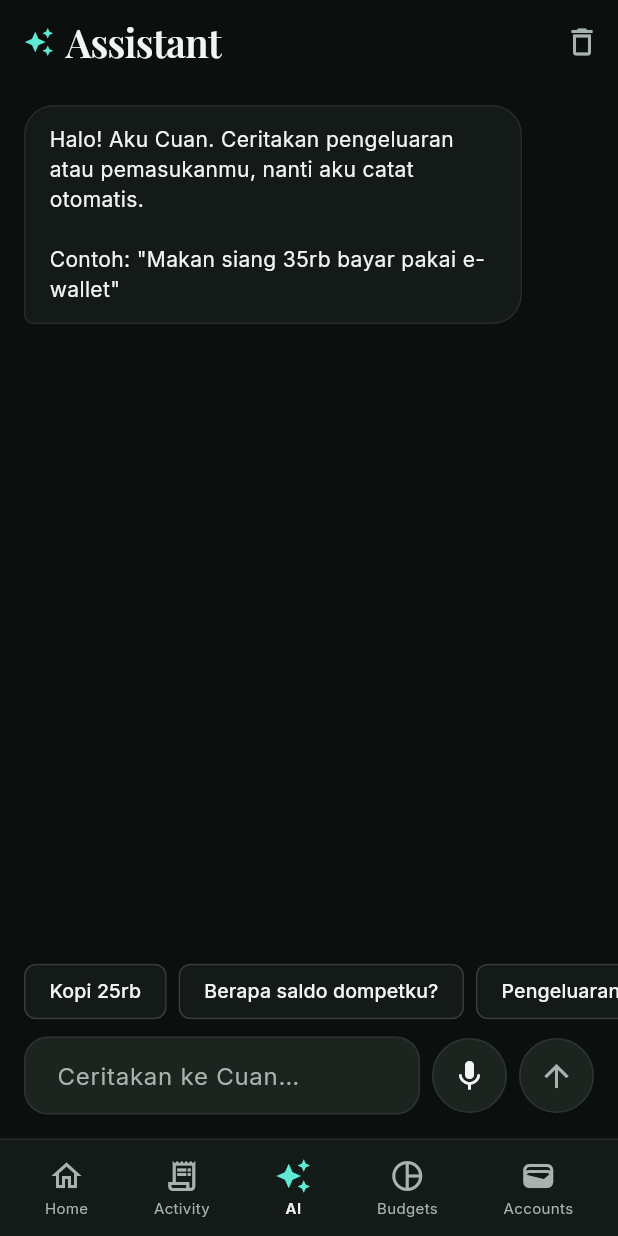
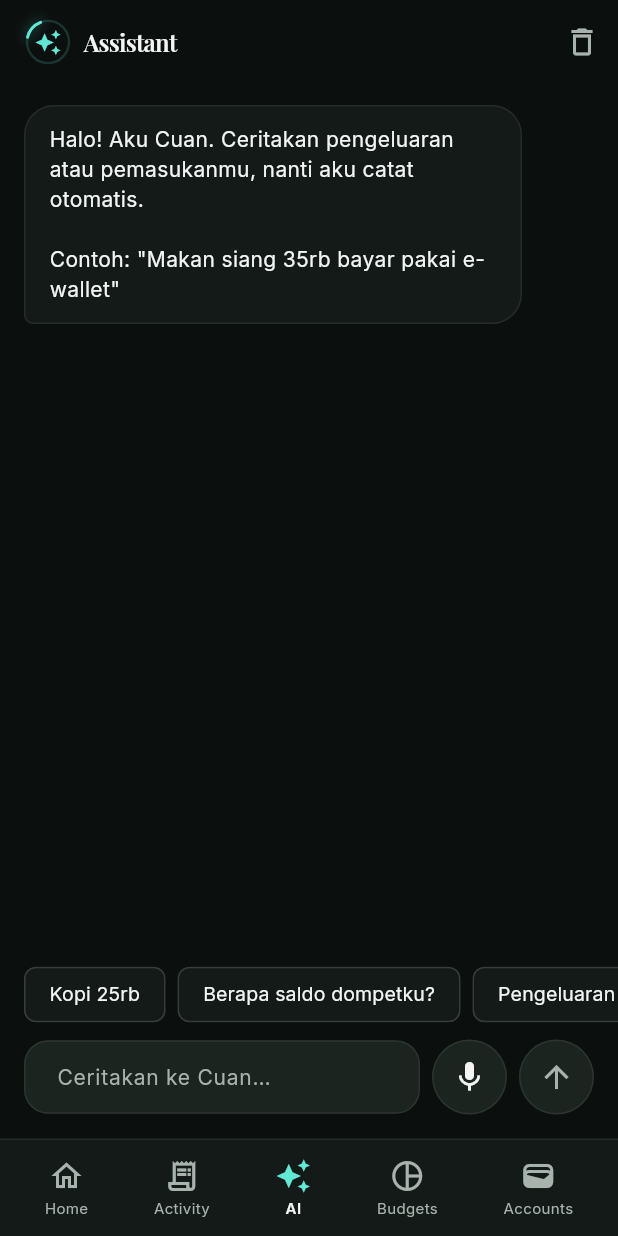
Before and after one commit to arifhidayat65/cuan-mobile, a Flutter app: the screen it shows after launch, after a tap on "Lewati", after a tap on "Ceritakan pengeluaranmu…", on a phone screen of 412 x 824 dp. Run offline on Flutter 3.47's test engine with Material 3 defaults, Android fonts, the phone set to English and light mode, and no system bars; our stand-ins replace cookie_jar, dio, dio_cookie_manager, equatable, firebase_core, firebase_messaging and 7 more; accounts and stored records are empty; network calls fail.

Commit message:
feat(flutter): redesign activity + assistant

```diff
--- /dev/null
+++ b/lib/core/widgets/border_beam.dart
@@ -0,0 +1,142 @@
+import 'dart:math' as math;
+
+import 'package:flutter/material.dart';
+
+import '../theme/ledger_theme.dart';
+
+/// Rotating beam border — the signature AI accent (Magic UI: BorderBeam).
+///
+/// Discipline: used ONLY on the AI icon. Everywhere else the accent stays
+/// static. Respects reduced motion (renders a static ring instead).
+class BorderBeam extends StatefulWidget {
+  const BorderBeam({
+    super.key,
+    required this.child,
+    this.size = 36,
+    this.beamColor = LedgerTheme.accent,
+    this.trackAlpha = 0.18,
+    this.duration = const Duration(seconds: 3),
+  });
+
+  final Widget child;
+  final double size;
+  final Color beamColor;
+  final double trackAlpha;
+  final Duration duration;
+
+  @override
+  State<BorderBeam> createState() => _BorderBeamState();
+}
+
+class _BorderBeamState extends State<BorderBeam>
+    with SingleTickerProviderStateMixin {
+  late final AnimationController _c;
+
+  @override
+  void initState() {
+    super.initState();
+    _c = AnimationController(vsync: this, duration: widget.duration)..repeat();
+  }
+
+  @override
+  void dispose() {
+    _c.dispose();
+    super.dispose();
+  }
+
+  @override
+  Widget build(BuildContext context) {
+    if (MediaQuery.of(context).disableAnimations) {
+      return Container(
+        width: widget.size,
+        height: widget.size,
+        decoration: BoxDecoration(
+          shape: BoxShape.circle,
+          border: Border.all(
+            color: widget.beamColor.withValues(alpha: widget.trackAlpha),
+            width: 1.5,
+          ),
+        ),
+        child: Center(child: widget.child),
+      );
+    }
+    return SizedBox(
+      width: widget.size,
+      height: widget.size,
+      child: AnimatedBuilder(
+        animation: _c,
+        builder: (_, child) => CustomPaint(
+          painter: _BeamPainter(
+            progress: _c.value,
+            beamColor: widget.beamColor,
+            trackAlpha: widget.trackAlpha,
+          ),
+          child: child,
+        ),
+        child: Center(child: widget.child),
+      ),
+    );
+  }
+}
+
+class _BeamPainter extends CustomPainter {
+  _BeamPainter({
+    required this.progress,
+    required this.beamColor,
+    required this.trackAlpha,
+  });
+
+  final double progress;
+  final Color beamColor;
+  final double trackAlpha;
+
+  @override
+  void paint(Canvas canvas, Size size) {
+    final center = Offset(size.width / 2, size.height / 2);
+    final radius = size.width / 2 - 2;
+    final rect = Rect.fromCircle(center: center, radius: radius);
+
+    // Subtle full track so the ring reads even where the beam isn't.
+    canvas.drawCircle(
+      center,
+      radius,
+      Paint()
+        ..color = beamColor.withValues(alpha: trackAlpha)
+        ..style = PaintingStyle.stroke
+        ..strokeWidth = 1.5,
+    );
+
+    // The beam: a short bright arc sweeping around the ring.
+    final start = progress * 2 * math.pi - math.pi / 2;
+    const sweep = math.pi / 3.2; // ~56 degrees
+    canvas.drawArc(
+      rect,
+      start,
+      sweep,
+      false,
+      Paint()
+        ..color = beamColor.withValues(alpha: 0.22)
+        ..style = PaintingStyle.stroke
+        ..strokeWidth = 5
+        ..strokeCap = StrokeCap.round
+        ..maskFilter = const MaskFilter.blur(BlurStyle.normal, 4),
+    );
+    canvas.drawArc(
+      rect,
+      start,
+      sweep,
+      false,
+      Paint()
+        ..color = beamColor
+        ..style = PaintingStyle.stroke
+        ..strokeWidth = 2
+        ..strokeCap = StrokeCap.round,
+    );
+  }
+
+  @override
+  bool shouldRepaint(_BeamPainter oldDelegate) =>
+      oldDelegate.progress != progress ||
+      oldDelegate.beamColor != beamColor ||
+      oldDelegate.trackAlpha != trackAlpha;
+}
--- a/lib/features/activity/presentation/activity_page.dart
+++ b/lib/features/activity/presentation/activity_page.dart
@@ -2,6 +2,7 @@ import 'package:flutter/material.dart';
 import 'package:flutter_bloc/flutter_bloc.dart';
 
 import '../../../core/theme/ledger_theme.dart';
+import '../../../core/widgets/fade_in.dart';
 import '../../../core/widgets/transaction_tile.dart';
 import '../bloc/activity_cubit.dart';
 import '../bloc/activity_state.dart';
@@ -27,7 +28,8 @@ class _ActivityPageState extends State<ActivityPage> {
     return Scaffold(
       backgroundColor: LedgerTheme.bg,
       appBar: AppBar(
-        title: Text('Activity', style: LedgerTheme.displaySerif(26)),
+        // Title style comes from the theme (displaySerif 26).
+        title: const Text('Activity'),
         actions: [
           IconButton(
             tooltip: 'Transaksi berulang',
@@ -41,10 +43,12 @@ class _ActivityPageState extends State<ActivityPage> {
       body: SafeArea(
         child: Column(
           children: [
-            Padding(
+            FadeIn(
+              duration: const Duration(milliseconds: 250),
+              child: Padding(
                 padding: const EdgeInsets.fromLTRB(16, 4, 16, 8),
                 child: TextField(
-                style: TextStyle(color: LedgerTheme.text),
+                  style: LedgerTheme.bodyMedium,
                   decoration: InputDecoration(
                     hintText: 'Cari transaksi…',
                     prefixIcon: Icon(Icons.search, color: LedgerTheme.muted),
@@ -53,7 +57,11 @@ class _ActivityPageState extends State<ActivityPage> {
                   onChanged: (v) => context.read<ActivityCubit>().setQuery(v),
                 ),
               ),
-            BlocBuilder<ActivityCubit, ActivityState>(
+            ),
+            FadeIn(
+              delay: const Duration(milliseconds: 60),
+              duration: const Duration(milliseconds: 250),
+              child: BlocBuilder<ActivityCubit, ActivityState>(
                 buildWhen: (a, b) => a.filter != b.filter,
                 builder: (context, state) {
                   return SizedBox(
@@ -69,6 +77,7 @@ class _ActivityPageState extends State<ActivityPage> {
                     ),
                   );
                 },
+              ),
             ),
             const SizedBox(height: 4),
             Expanded(
@@ -87,10 +96,46 @@ class _ActivityPageState extends State<ActivityPage> {
                     backgroundColor: LedgerTheme.surface,
                     onRefresh: () => context.read<ActivityCubit>().load(),
                     child: visible.isEmpty
-                        ? Center(
-                            child: Text(
-                              'Tidak ada transaksi.',
-                              style: TextStyle(color: LedgerTheme.muted),
+                        ? FadeIn(
+                            delay: const Duration(milliseconds: 120),
+                            duration: const Duration(milliseconds: 250),
+                            child: Center(
+                              child: Padding(
+                                padding: const EdgeInsets.symmetric(
+                                    horizontal: 40),
+                                child: Column(
+                                  mainAxisSize: MainAxisSize.min,
+                                  children: [
+                                    Container(
+                                      width: 64,
+                                      height: 64,
+                                      decoration: BoxDecoration(
+                                        color: LedgerTheme.surface2,
+                                        shape: BoxShape.circle,
+                                        border: Border.all(
+                                            color: LedgerTheme.border),
+                                      ),
+                                      child: Icon(
+                                        Icons.receipt_long_outlined,
+                                        color: LedgerTheme.muted,
+                                        size: 28,
+                                      ),
+                                    ),
+                                    const SizedBox(height: 16),
+                                    Text(
+                                      'Belum ada transaksi',
+                                      style: LedgerTheme.headlineMedium
+                                          .copyWith(fontSize: 16),
+                                    ),
+                                    const SizedBox(height: 8),
+                                    Text(
+                                      'Catat pengeluaran lewat chat AI, dan semuanya akan tercatat di sini.',
+                                      style: LedgerTheme.caption,
+                                      textAlign: TextAlign.center,
+                                    ),
+                                  ],
+                                ),
+                              ),
                             ),
                           )
                         : ListView.separated(
@@ -131,7 +176,9 @@ class _ActivityPageState extends State<ActivityPage> {
         side: BorderSide(
           color: active ? LedgerTheme.accent : LedgerTheme.border,
         ),
-        labelStyle: TextStyle(
+        labelStyle: LedgerTheme.bodyMedium.copyWith(
+          // Selected chip label keeps the accent: it IS the interactive
+          // control's selected state, not body copy.
           color: active ? LedgerTheme.accent : LedgerTheme.muted,
           fontSize: 13,
         ),
--- a/lib/features/assistant/presentation/assistant_page.dart
+++ b/lib/features/assistant/presentation/assistant_page.dart
@@ -4,6 +4,8 @@ import 'package:speech_to_text/speech_to_text.dart';
 
 import '../../../core/theme/ledger_theme.dart';
 import '../../../core/utils/format.dart';
+import '../../../core/widgets/border_beam.dart';
+import '../../../core/widgets/fade_in.dart';
 import '../bloc/assistant_cubit.dart';
 import '../bloc/assistant_state.dart';
 
@@ -90,11 +92,21 @@ class _AssistantPageState extends State<AssistantPage> {
       appBar: AppBar(
         title: Row(
           children: [
-            Icon(Icons.auto_awesome, color: LedgerTheme.accent, size: 20),
+            // The signature AI accent — the one place BorderBeam is allowed.
+            BorderBeam(
+              size: 32,
+              child: Icon(
+                Icons.auto_awesome,
+                color: LedgerTheme.accent,
+                size: 18,
+              ),
+            ),
             SizedBox(width: 8),
-            Text('Assistant',
-                style: TextStyle(
-                    color: LedgerTheme.text, fontWeight: FontWeight.w600)),
+            Text(
+              'Assistant',
+              style: LedgerTheme.bodyLarge
+                  .copyWith(fontWeight: FontWeight.w600),
+            ),
           ],
         ),
         actions: [
@@ -112,11 +124,16 @@ class _AssistantPageState extends State<AssistantPage> {
                 listener: (_, __) => _jump(),
                 builder: (context, state) {
                   final msgs = state.messages;
+                  final isEmpty = msgs.isEmpty && !state.busy;
                   return ListView.builder(
                     controller: _scroll,
                     padding: const EdgeInsets.fromLTRB(16, 8, 16, 12),
-                    itemCount: msgs.length + (state.busy ? 1 : 0),
+                    itemCount:
+                        isEmpty ? 1 : msgs.length + (state.busy ? 1 : 0),
                     itemBuilder: (ctx, i) {
+                      if (isEmpty) {
+                        return const _WelcomeBlock();
+                      }
                       if (i >= msgs.length) {
                         return const _TypingBubble();
                       }
@@ -143,8 +160,8 @@ class _AssistantPageState extends State<AssistantPage> {
                           label: Text(_suggestions[i]),
                           backgroundColor: LedgerTheme.surface,
                           side: BorderSide(color: LedgerTheme.border),
-                          labelStyle:
-                              TextStyle(color: LedgerTheme.text, fontSize: 13),
+                          labelStyle: LedgerTheme.bodyMedium
+                              .copyWith(fontSize: 13),
                           onPressed: () => _send(_suggestions[i]),
                         ),
                       ),
@@ -161,7 +178,7 @@ class _AssistantPageState extends State<AssistantPage> {
                   Expanded(
                     child: TextField(
                       controller: _ctrl,
-                      style: TextStyle(color: LedgerTheme.text),
+                      style: LedgerTheme.bodyMedium,
                       decoration: InputDecoration(
                         hintText: 'Ceritakan ke Cuan…',
                         contentPadding: EdgeInsets.symmetric(
@@ -246,6 +263,53 @@ class _AssistantPageState extends State<AssistantPage> {
   }
 }
 
+/// Designed empty-chat state — the AI greeting before the first message.
+class _WelcomeBlock extends StatelessWidget {
+  const _WelcomeBlock();
+
+  @override
+  Widget build(BuildContext context) {
+    return FadeIn(
+      duration: const Duration(milliseconds: 250),
+      child: Padding(
+        padding: const EdgeInsets.symmetric(vertical: 48, horizontal: 32),
+        child: Column(
+          children: [
+            Container(
+              width: 64,
+              height: 64,
+              decoration: BoxDecoration(
+                color: LedgerTheme.surface2,
+                shape: BoxShape.circle,
+                border: Border.all(
+                  color: LedgerTheme.accent.withValues(alpha: 0.35),
+                ),
+              ),
+              child: Icon(
+                Icons.auto_awesome,
+                color: LedgerTheme.accent,
+                size: 28,
+              ),
+            ),
+            const SizedBox(height: 16),
+            Text(
+              'Mau catat apa hari ini?',
+              style: LedgerTheme.headlineMedium.copyWith(fontSize: 18),
+              textAlign: TextAlign.center,
+            ),
+            const SizedBox(height: 8),
+            Text(
+              'Ceritakan pengeluaranmu dengan bahasa sehari-hari, saya yang mencatatnya.',
+              style: LedgerTheme.caption,
+              textAlign: TextAlign.center,
+            ),
+          ],
+        ),
+      ),
+    );
+  }
+}
+
 class _Bubble extends StatelessWidget {
   final ChatMessage msg;
   const _Bubble({required this.msg});
@@ -266,7 +330,7 @@ class _Bubble extends StatelessWidget {
           ),
           child: Text(
             msg.text,
-            style: TextStyle(color: LedgerTheme.text, fontSize: 14),
+            style: LedgerTheme.bodyMedium,
           ),
         ),
       );
@@ -288,8 +352,7 @@ class _Bubble extends StatelessWidget {
           children: [
             Text(
               msg.text,
-              style: TextStyle(
-                  color: LedgerTheme.text, fontSize: 14, height: 1.45),
+              style: LedgerTheme.bodyMedium.copyWith(height: 1.45),
             ),
             if (msg.transactions?.isNotEmpty == true) ...[
               const SizedBox(height: 10),
@@ -328,14 +391,14 @@ class _TxCard extends StatelessWidget {
           Expanded(
             child: Text(
               (tx['description'] as String?) ?? '-',
-              style: TextStyle(color: LedgerTheme.text, fontSize: 13),
+              style: LedgerTheme.bodyMedium.copyWith(fontSize: 13),
               maxLines: 1,
               overflow: TextOverflow.ellipsis,
             ),
           ),
           Text(
             idr(amount),
-            style: TextStyle(
+            style: LedgerTheme.bodyMedium.copyWith(
               fontSize: 13,
               fontWeight: FontWeight.w600,
               color: isIncome ? LedgerTheme.income : LedgerTheme.expense,
```
Lines whose indentation alone changed are shown as unchanged.
